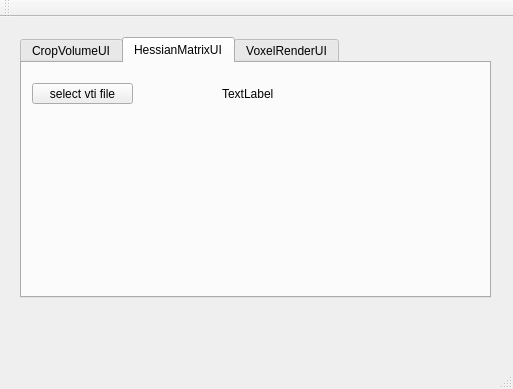
First picture: the form in mainwindow.ui, repository bleachzou3/UIForSegmentation, before the edit.
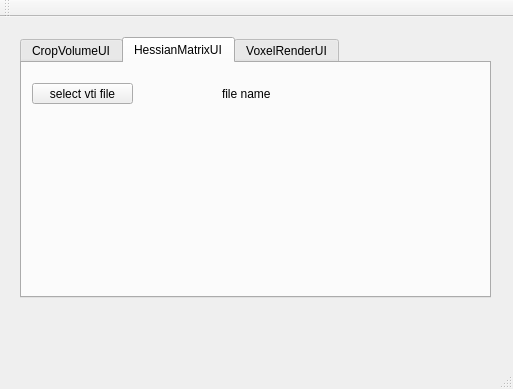
Second picture: the form after the edit.

```diff
--- a/mainwindow.ui
+++ b/mainwindow.ui
@@ -61,7 +61,7 @@
        </rect>
       </property>
       <property name="text">
-       <string>TextLabel</string>
+       <string>file name</string>
       </property>
      </widget>
     </widget>
```
Left out of the diff: 2 changed lines with no effect on the pictures.
